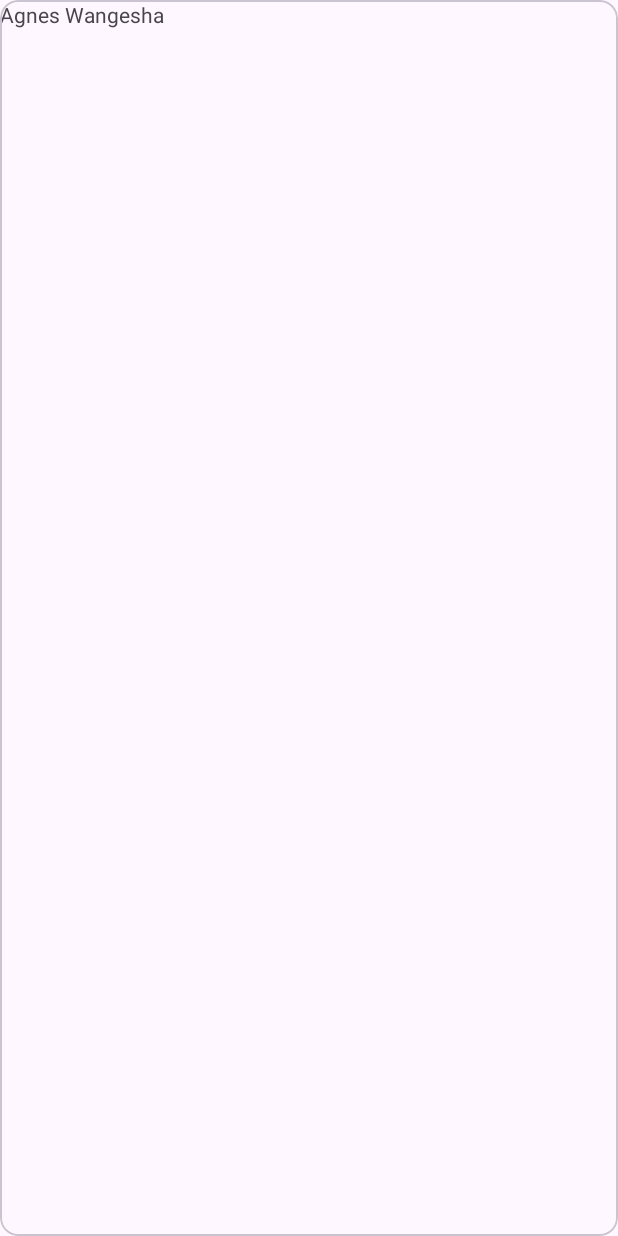
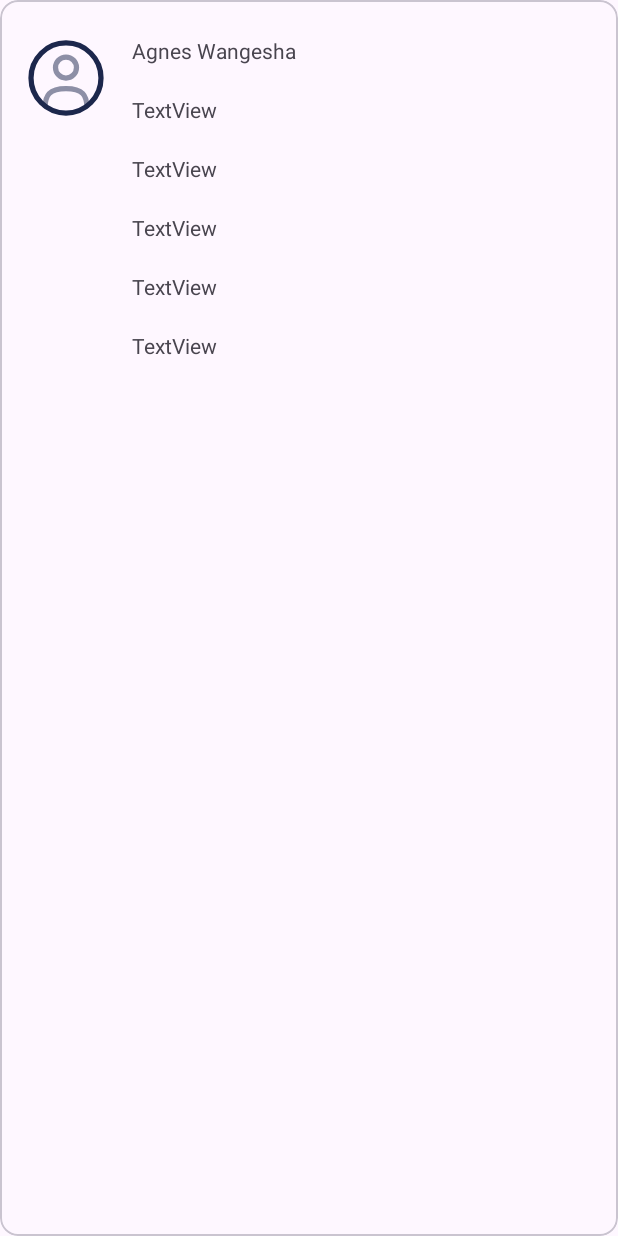
Before and after one commit to Wangesha-Agnes/Reader_android_project, an Android app: the layout reader_list_item.xml on its own in the app's theme, with its tools: preview values and no code run, on a phone screen of 412 x 824 dp. Run offline under Robolectric (Android 15) with nearby library versions, the light colour scheme and no system bars.

Commit message:
made changes

```diff
--- a/app/src/main/java/com/agneswangesha/cc/blog_reader/Reader.kt
+++ b/app/src/main/java/com/agneswangesha/cc/blog_reader/Reader.kt
@@ -2,4 +2,11 @@ package com.agneswangesha.cc.blog_reader
 
 data class Reader(
     var author: String,
-)
+    var avatar: String,
+    var title: String,
+    var published: String,
+    var preview: String,
+    var photo: String,
+    var link: String,
+
+    )
--- /dev/null
+++ b/app/src/main/res/drawable/user.xml
@@ -0,0 +1,9 @@
+<vector xmlns:android="http://schemas.android.com/apk/res/android" android:height="24dp" android:viewportHeight="24" android:viewportWidth="24" android:width="24dp">
+
+    <path android:fillAlpha="0.5" android:fillColor="#00000000" android:pathData="M12,9m-3,0a3,3 0,1 1,6 0a3,3 0,1 1,-6 0" android:strokeAlpha="0.5" android:strokeColor="#1C274C" android:strokeWidth="1.5"/>
+
+    <path android:fillColor="#00000000" android:pathData="M12,12m-10,0a10,10 0,1 1,20 0a10,10 0,1 1,-20 0" android:strokeColor="#1C274C" android:strokeWidth="1.5"/>
+
+    <path android:fillAlpha="0.5" android:fillColor="#00000000" android:pathData="M17.969,20C17.81,17.108 16.925,15 12,15C7.075,15 6.19,17.108 6.031,20" android:strokeAlpha="0.5" android:strokeColor="#1C274C" android:strokeLineCap="round" android:strokeWidth="1.5"/>
+
+</vector>
--- a/app/src/main/res/layout/reader_list_item.xml
+++ b/app/src/main/res/layout/reader_list_item.xml
@@ -10,14 +10,86 @@
         android:layout_width="match_parent"
         android:layout_height="match_parent">
 
+        <ImageView
+            android:id="@+id/ivAvator"
+            android:layout_width="56dp"
+            android:layout_height="56dp"
+            android:layout_marginStart="16dp"
+            android:layout_marginTop="24dp"
+            app:layout_constraintStart_toStartOf="parent"
+            app:layout_constraintTop_toTopOf="parent"
+            app:srcCompat="@drawable/user" />
+
         <TextView
-            android:id="@+id/tvAuthor"
+            android:id="@+id/tvName"
             android:layout_width="0dp"
             android:layout_height="wrap_content"
+            android:layout_marginStart="16dp"
+            android:layout_marginEnd="16dp"
             android:text="Agnes Wangesha"
             app:layout_constraintEnd_toEndOf="parent"
-            app:layout_constraintHorizontal_bias="0.0"
-            app:layout_constraintStart_toStartOf="parent"
-            app:layout_constraintTop_toTopOf="parent" />
+            app:layout_constraintHorizontal_bias="0.115"
+            app:layout_constraintStart_toEndOf="@+id/ivAvator"
+            app:layout_constraintTop_toTopOf="@+id/ivAvator" />
+
+        <TextView
+            android:id="@+id/textView2"
+            android:layout_width="0dp"
+            android:layout_height="wrap_content"
+            android:layout_marginStart="16dp"
+            android:layout_marginTop="20dp"
+            android:layout_marginEnd="16dp"
+            android:text="TextView"
+            app:layout_constraintEnd_toEndOf="parent"
+            app:layout_constraintStart_toEndOf="@+id/ivAvator"
+            app:layout_constraintTop_toBottomOf="@+id/tvName" />
+
+        <TextView
+            android:id="@+id/textView3"
+            android:layout_width="0dp"
+            android:layout_height="wrap_content"
+            android:layout_marginStart="16dp"
+            android:layout_marginTop="20dp"
+            android:layout_marginEnd="16dp"
+            android:text="TextView"
+            app:layout_constraintEnd_toEndOf="parent"
+            app:layout_constraintStart_toEndOf="@+id/ivAvator"
+            app:layout_constraintTop_toBottomOf="@+id/textView2" />
+
+        <TextView
+            android:id="@+id/textView4"
+            android:layout_width="0dp"
+            android:layout_height="wrap_content"
+            android:layout_marginStart="16dp"
+            android:layout_marginTop="20dp"
+            android:layout_marginEnd="16dp"
+            android:text="TextView"
+            app:layout_constraintEnd_toEndOf="parent"
+            app:layout_constraintStart_toEndOf="@+id/ivAvator"
+            app:layout_constraintTop_toBottomOf="@+id/textView3" />
+
+        <TextView
+            android:id="@+id/textView5"
+            android:layout_width="0dp"
+            android:layout_height="wrap_content"
+            android:layout_marginStart="16dp"
+            android:layout_marginTop="20dp"
+            android:layout_marginEnd="16dp"
+            android:text="TextView"
+            app:layout_constraintEnd_toEndOf="parent"
+            app:layout_constraintStart_toEndOf="@+id/ivAvator"
+            app:layout_constraintTop_toBottomOf="@+id/textView4" />
+
+        <TextView
+            android:id="@+id/textView6"
+            android:layout_width="0dp"
+            android:layout_height="wrap_content"
+            android:layout_marginStart="16dp"
+            android:layout_marginTop="20dp"
+            android:layout_marginEnd="16dp"
+            android:text="TextView"
+            app:layout_constraintEnd_toEndOf="parent"
+            app:layout_constraintStart_toEndOf="@+id/ivAvator"
+            app:layout_constraintTop_toBottomOf="@+id/textView5" />
     </androidx.constraintlayout.widget.ConstraintLayout>
 </com.google.android.material.card.MaterialCardView>
```
